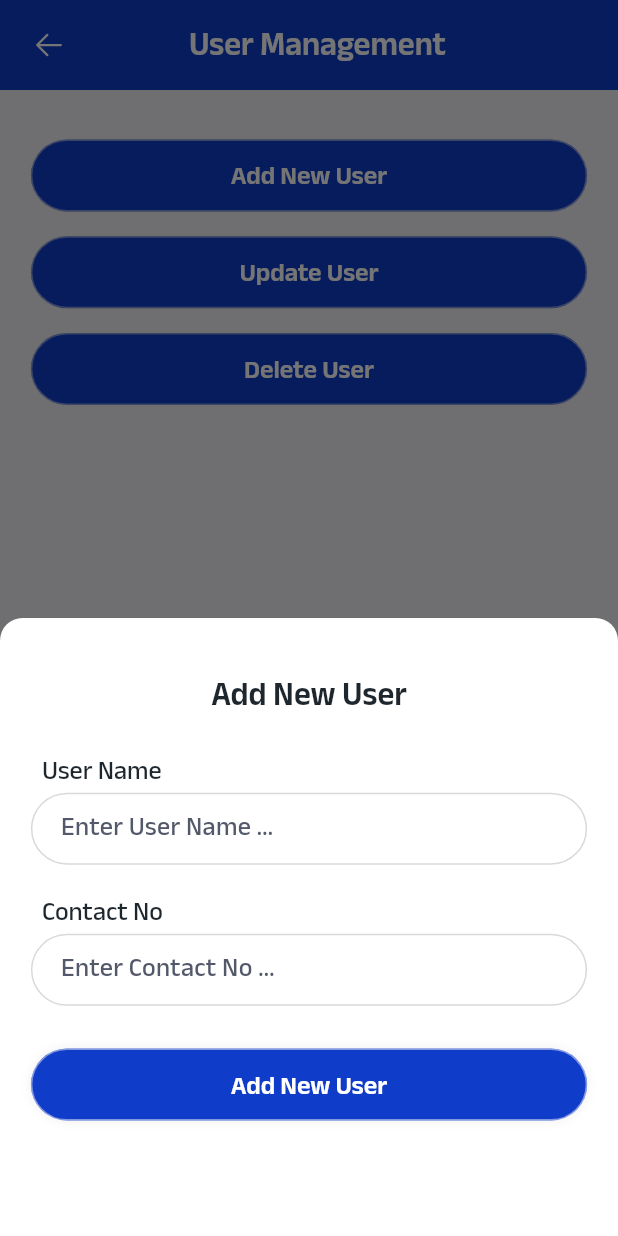
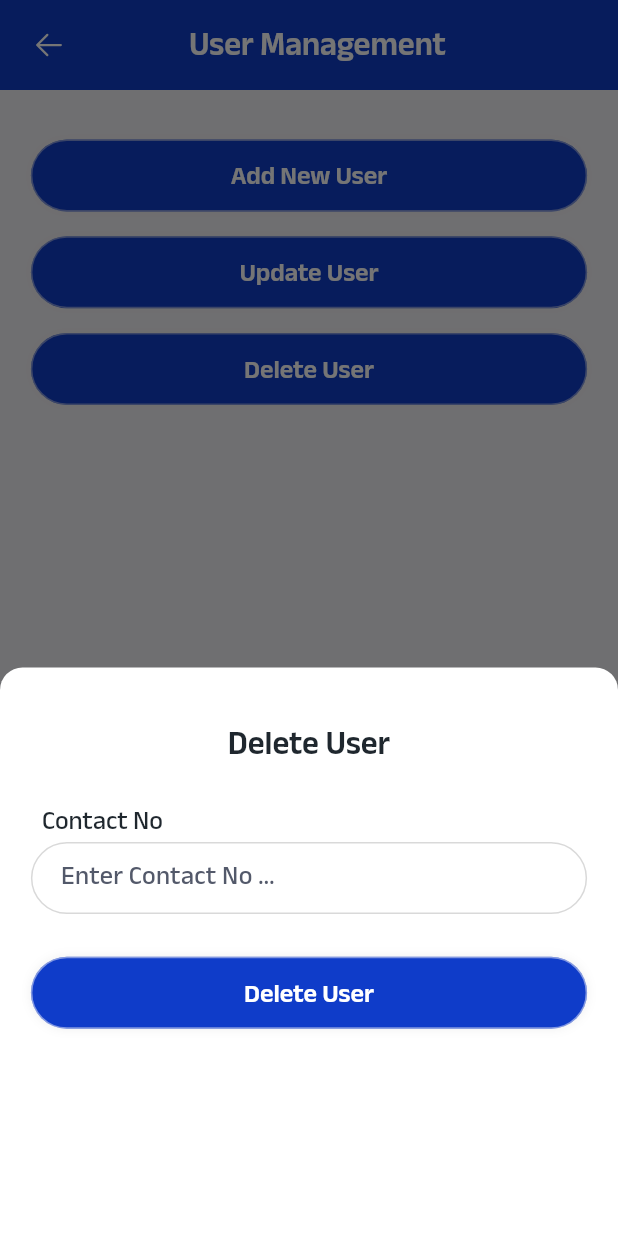
Before and after one commit to munivar/satsang-app, a Flutter app: the UserView screen opened by its route, after a tap on "Delete User", on a phone screen of 412 x 824 dp. Run offline on Flutter 3.47's test engine with Material 2 defaults, Android fonts, the phone set to English and light mode, and no system bars; our stand-ins replace cloud_firestore, firebase_core, flutter_svg, fluttertoast, get, just_audio and 2 more; missing offline and left inert: flutter_lyric; accounts and stored records are empty.

Commit message:
user crud completed

```diff
--- a/lib/pages/user/user_view.dart
+++ b/lib/pages/user/user_view.dart
@@ -132,7 +132,7 @@ class UserView extends StatelessWidget {
               AppButtonBox(
                 isClickable: true,
                 onTap: () {
-                  addNewUserSheet();
+                  deleteUserSheet();
                 },
                 child: Center(
                   child: AppText(
@@ -336,91 +336,74 @@ class UserView extends StatelessWidget {
     );
   }
 
-  // - AddNewUserSheet
-  // addNewUserSheet() {
-  //   Get.bottomSheet(
-  //     StatefulBuilder(builder: (context, setState) {
-  //       return SizedBox(
-  //         height: AppHelper.height(context, 46),
-  //         child: SingleChildScrollView(
-  //           scrollDirection: Axis.vertical,
-  //           physics: const BouncingScrollPhysics(),
-  //           child: Column(
-  //             children: [
-  //               AppHelper.sizedBox(context, 4, null),
-  //               AppText(
-  //                 text: "Add New User",
-  //                 fontSize: AppHelper.font(context, 20),
-  //                 fontWeight: FontWeight.w600,
-  //               ),
-  //               AppHelper.sizedBox(context, 2, null),
-  //               Align(
-  //                 alignment: Alignment.centerLeft,
-  //                 child: Padding(
-  //                   padding: const EdgeInsets.symmetric(horizontal: 28),
-  //                   child: AppText(
-  //                     text: "User Name",
-  //                     fontSize: AppHelper.font(context, 16),
-  //                   ),
-  //                 ),
-  //               ),
-  //               AppTextField(
-  //                 hintText: "Enter User Name ...",
-  //                 controller: userContrl.nameContrl,
-  //                 textInputAction: TextInputAction.next,
-  //                 keyboardType: TextInputType.text,
-  //               ),
-  //               AppHelper.sizedBox(context, 0.5, null),
-  //               Align(
-  //                 alignment: Alignment.centerLeft,
-  //                 child: Padding(
-  //                   padding: const EdgeInsets.symmetric(horizontal: 28),
-  //                   child: AppText(
-  //                     text: "Contact No",
-  //                     fontSize: AppHelper.font(context, 16),
-  //                   ),
-  //                 ),
-  //               ),
-  //               AppTextField(
-  //                 hintText: "Enter Contact No ...",
-  //                 controller: userContrl.contactContrl,
-  //                 textInputAction: TextInputAction.done,
-  //                 keyboardType: TextInputType.number,
-  //                 maxLength: 10,
-  //               ),
-  //               AppHelper.sizedBox(context, 2, null),
-  //               AppButtonBox(
-  //                 isClickable: true,
-  //                 onTap: () {
-  //                   userContrl.onNewUserTap();
-  //                 },
-  //                 child: Center(
-  //                   child: Obx(() {
-  //                     return userContrl.isLoading.isFalse
-  //                         ? AppText(
-  //                             text: "Add New User",
-  //                             fontColor: Colors.white,
-  //                             fontSize: AppHelper.font(context, 16),
-  //                             fontWeight: FontWeight.w600,
-  //                           )
-  //                         : const AppLoaderWidget();
-  //                   }),
-  //                 ),
-  //               ),
-  //             ],
-  //           ),
-  //         ),
-  //       );
-  //     }),
-  //     backgroundColor: Colors.white,
-  //     elevation: 0,
-  //     persistent: true,
-  //     shape: const RoundedRectangleBorder(
-  //       borderRadius: BorderRadius.only(
-  //         topLeft: Radius.circular(15),
-  //         topRight: Radius.circular(15),
-  //       ),
-  //     ),
-  //   );
-  // }
+  // deleteUserSheet
+  deleteUserSheet() {
+    Get.bottomSheet(
+      StatefulBuilder(builder: (context, setState) {
+        return SizedBox(
+          height: AppHelper.height(context, 46),
+          child: SingleChildScrollView(
+            scrollDirection: Axis.vertical,
+            physics: const BouncingScrollPhysics(),
+            child: Column(
+              children: [
+                AppHelper.sizedBox(context, 4, null),
+                AppText(
+                  text: "Delete User",
+                  fontSize: AppHelper.font(context, 20),
+                  fontWeight: FontWeight.w600,
+                ),
+                AppHelper.sizedBox(context, 2, null),
+                Align(
+                  alignment: Alignment.centerLeft,
+                  child: Padding(
+                    padding: const EdgeInsets.symmetric(horizontal: 28),
+                    child: AppText(
+                      text: "Contact No",
+                      fontSize: AppHelper.font(context, 16),
+                    ),
+                  ),
+                ),
+                AppTextField(
+                  hintText: "Enter Contact No ...",
+                  controller: userContrl.contactContrl,
+                  textInputAction: TextInputAction.done,
+                  keyboardType: TextInputType.number,
+                  maxLength: 10,
+                ),
+                AppHelper.sizedBox(context, 2, null),
+                AppButtonBox(
+                  isClickable: true,
+                  onTap: () {
+                    userContrl.onDeleteUserTap();
+                  },
+                  child: Center(
+                    child: Obx(() {
+                      return userContrl.isLoading.isFalse
+                          ? AppText(
+                              text: "Delete User",
+                              fontColor: Colors.white,
+                              fontSize: AppHelper.font(context, 16),
+                              fontWeight: FontWeight.w600,
+                            )
+                          : const AppLoaderWidget();
+                    }),
+                  ),
+                ),
+              ],
+            ),
+          ),
+        );
+      }),
+      backgroundColor: Colors.white,
+      elevation: 0,
+      persistent: true,
+      shape: const RoundedRectangleBorder(
+        borderRadius: BorderRadius.only(
+          topLeft: Radius.circular(15),
+          topRight: Radius.circular(15),
+        ),
+      ),
+    );
+  }
 }
```
Also changed, not shown: lib/pages/home/home_view.dart (+30 -9 lines), lib/pages/user/user_contrl.dart (+45 -0 lines).
